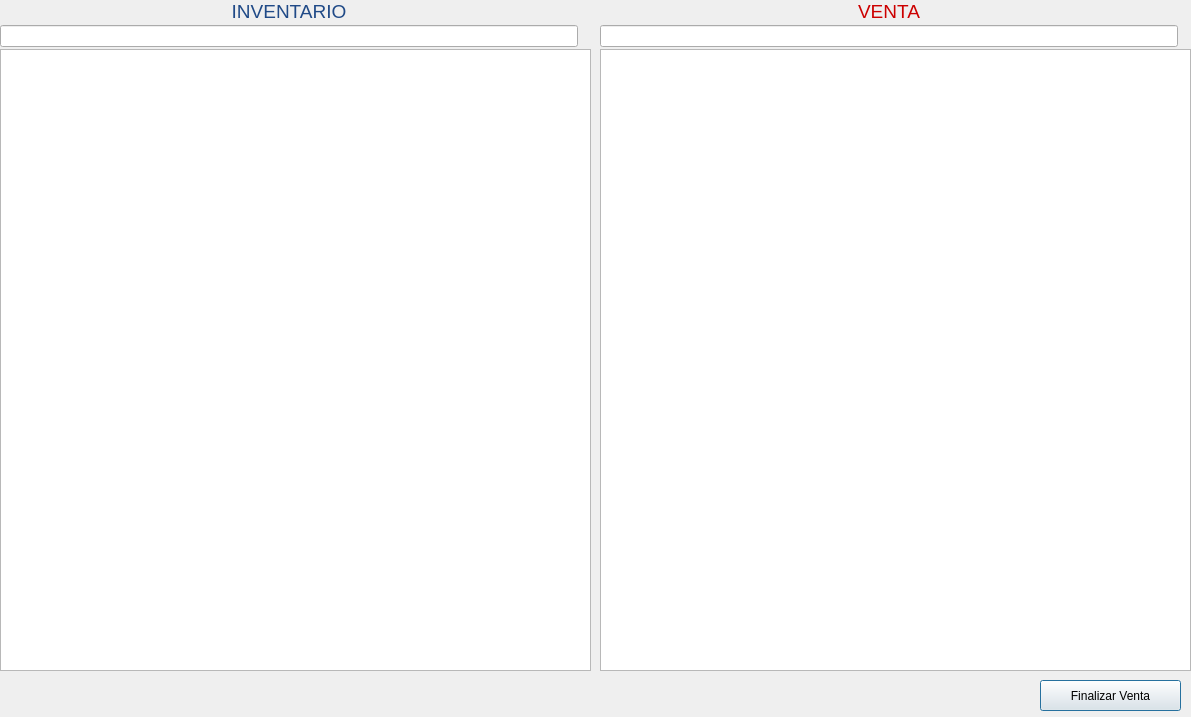
First picture: the form in ui/ventanaRegistrarVenta.ui, repository WGand/ProyectoIS, before the edit.
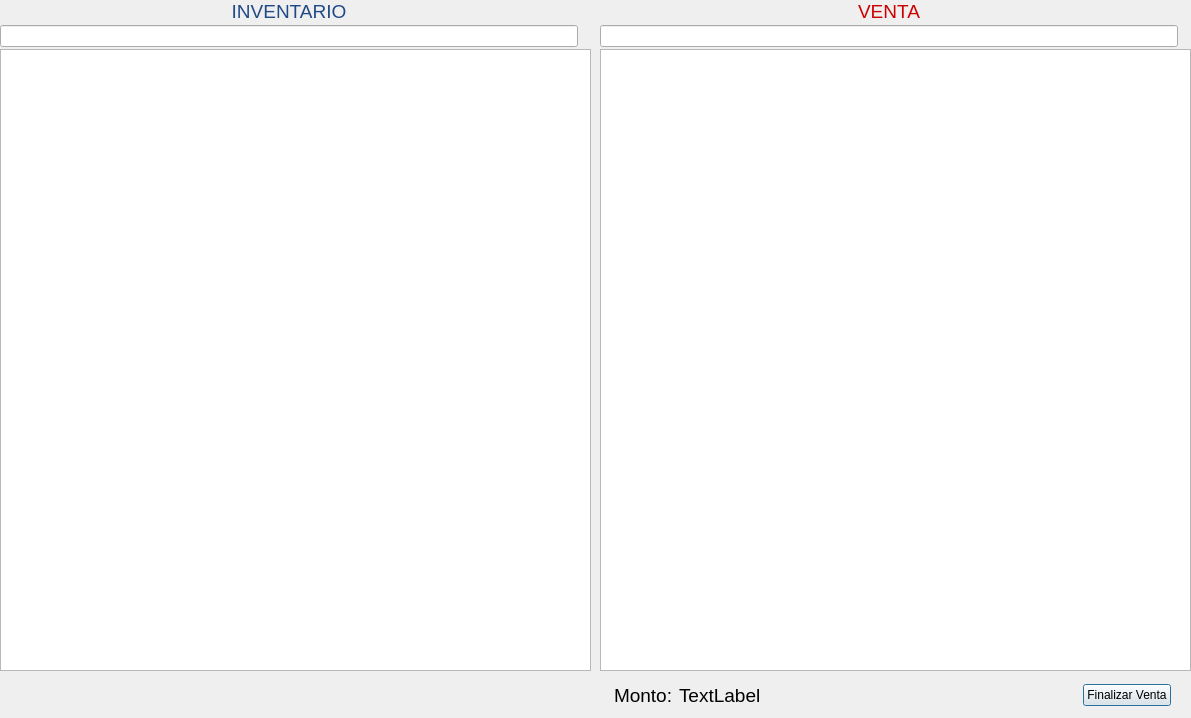
Second picture: the form after the edit. Icons and pictures are not drawn.

Diff of the .ui file:
```diff
--- a/ui/ventanaRegistrarVenta.ui
+++ b/ui/ventanaRegistrarVenta.ui
@@ -7,7 +7,7 @@
     <x>0</x>
     <y>0</y>
     <width>1191</width>
-    <height>717</height>
+    <height>718</height>
    </rect>
   </property>
   <property name="windowTitle">
@@ -1016,15 +1016,45 @@
     </item>
    </layout>
   </widget>
-  <widget class="QPushButton" name="pushButtonFinzalizar">
+  <widget class="QWidget" name="horizontalLayoutWidget">
    <property name="geometry">
     <rect>
-     <x>1040</x>
+     <x>610</x>
      <y>680</y>
-     <width>141</width>
+     <width>561</width>
      <height>31</height>
     </rect>
    </property>
+   <layout class="QHBoxLayout" name="horizontalLayout" stretch="1,1,5,1">
+    <item alignment="Qt::AlignRight">
+     <widget class="QLabel" name="labelm">
+      <property name="text">
+       <string>&lt;html&gt;&lt;head/&gt;&lt;body&gt;&lt;p&gt;&lt;span style=&quot; font-size:14pt;&quot;&gt;Monto:&lt;/span&gt;&lt;/p&gt;&lt;/body&gt;&lt;/html&gt;</string>
+      </property>
+     </widget>
+    </item>
+    <item>
+     <widget class="QLabel" name="labelMonto">
+      <property name="text">
+       <string>&lt;html&gt;&lt;head/&gt;&lt;body&gt;&lt;p&gt;&lt;span style=&quot; font-size:14pt;&quot;&gt;TextLabel&lt;/span&gt;&lt;/p&gt;&lt;/body&gt;&lt;/html&gt;</string>
+      </property>
+     </widget>
+    </item>
+    <item>
+     <spacer name="verticalSpacer">
+      <property name="orientation">
+       <enum>Qt::Vertical</enum>
+      </property>
+      <property name="sizeHint" stdset="0">
+       <size>
+        <width>20</width>
+        <height>40</height>
+       </size>
+      </property>
+     </spacer>
+    </item>
+    <item>
+     <widget class="QPushButton" name="pushButtonFinzalizar">
    <property name="text">
     <string>Finalizar Venta</string>
    </property>
@@ -1037,6 +1067,9 @@
    <property name="flat">
     <bool>false</bool>
    </property>
+     </widget>
+    </item>
+   </layout>
   </widget>
  </widget>
  <resources/>
```
Lines whose indentation alone changed are shown as unchanged.
